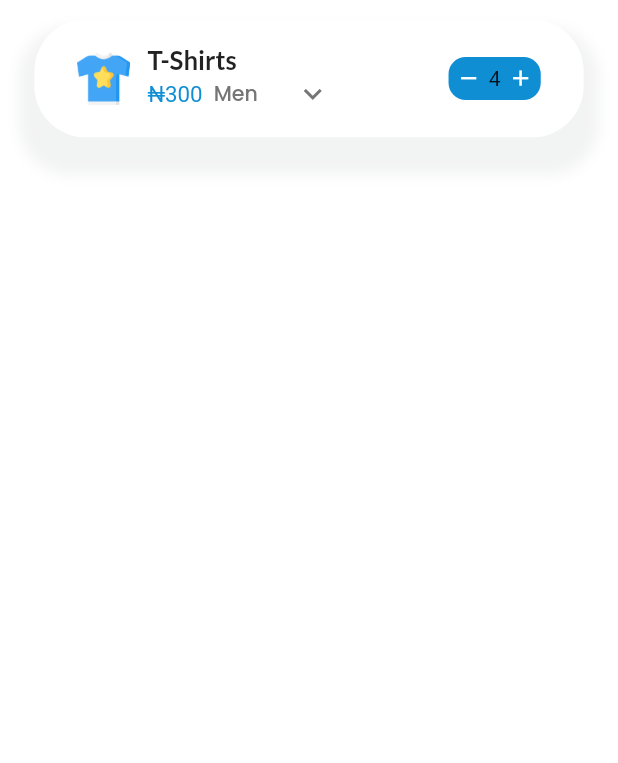
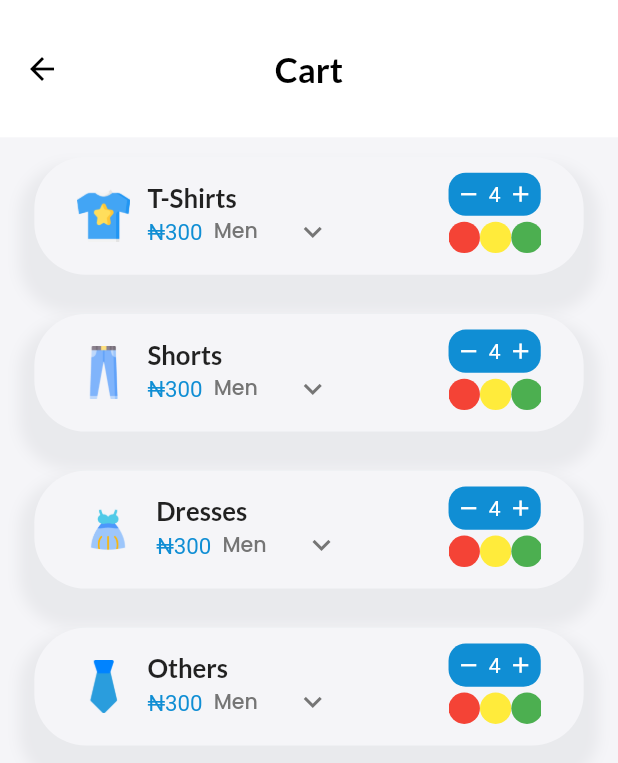
Before and after one commit to AchizuePriscilla/volt-laundry, a Flutter app: the CartView screen opened by its route, on a phone screen of 412 x 824 dp. Shown: the top 763 px of the screen. Run offline on Flutter 3.47's test engine with Material 2 defaults, Android fonts, the phone set to English and light mode, and no system bars; drawn by our look-alikes of flutter_slidable; our stand-ins replace country_code_picker, flutter_credit_card, flutter_screenutil, get_it, google_fonts, iconly and 1 more.

Commit message:
Feat: Cart Item Container refactor

```diff
--- a/lib/presentation/shared/cart_item_container.dart
+++ b/lib/presentation/shared/cart_item_container.dart
@@ -1,4 +1,5 @@
 import 'package:flutter/material.dart';
+import 'package:flutter_slidable/flutter_slidable.dart';
 import 'package:provider/provider.dart';
 import 'package:volt/presentation/shared/shared.dart';
 import 'package:volt/presentation/viewmodels/viewmodels.dart';
@@ -24,15 +25,13 @@ class _CartItemContainerState extends State<CartItemContainer> {
   Widget build(BuildContext context) {
     var laundryDetailsVM = context.read<LaundryVM>();
     return Container(
-      // height: 60.h,
-      // width: MediaQuery.of(context).size.width * .8,
       margin: EdgeInsets.symmetric(vertical: 10.h),
       constraints: BoxConstraints.tight(Size(
         MediaQuery.of(context).size.width * .8,
         60.h,
       )),
       decoration: BoxDecoration(
-          color: Theme.of(context).primaryColorLight,
+          color: const Color(0xffF5F5F8),
           borderRadius: BorderRadius.circular(30.w),
           boxShadow: [
             BoxShadow(
@@ -41,6 +40,19 @@ class _CartItemContainerState extends State<CartItemContainer> {
               blurRadius: 7,
               offset: const Offset(0, 15),
             )
+          ]),
+      child: Slidable(
+        endActionPane: ActionPane(
+            motion: const ScrollMotion(),
+            extentRatio: .3,
+            children: [
+              Container(
+                  height: 30.h,
+                  width: 30.h,
+                  decoration: const BoxDecoration(
+                      color: Colors.red, shape: BoxShape.circle),
+                  child: Icon(Icons.close,
+                      color: Theme.of(context).primaryColorLight, size: 20.h))
             ]),
         child: Container(
           padding: EdgeInsets.symmetric(horizontal: 25.w),
@@ -127,19 +139,56 @@ class _CartItemContainerState extends State<CartItemContainer> {
                             size: 15.w,
                             color: Theme.of(context).primaryColorLight,
                           ),
-                        const Text('4'),
+                          Text('4',
+                              style: TextStyle(
+                                color: Theme.of(context).primaryColorLight,
+                              )),
                           Icon(
                             Icons.add,
                             size: 15.w,
                             color: Theme.of(context).primaryColorLight,
                           ),
                         ]),
+                  ),
+                  SizedBox(
+                      height: 22.h,
+                      width: 47.h,
+                      // color: Colors.black,
+                      child: ListView(
+                        scrollDirection: Axis.horizontal,
+                        children: [
+                          Container(
+                            height: 21.h,
+                            width: 16.h,
+                            decoration: const BoxDecoration(
+                              shape: BoxShape.circle,
+                              color: Colors.red,
+                            ),
+                          ),
+                          Container(
+                            height: 21.h,
+                            width: 16.h,
+                            decoration: const BoxDecoration(
+                              shape: BoxShape.circle,
+                              color: Colors.yellow,
+                            ),
+                          ),
+                          Container(
+                            height: 21.h,
+                            width: 16.h,
+                            decoration: const BoxDecoration(
+                              shape: BoxShape.circle,
+                              color: Colors.green,
+                            ),
                           )
+                        ],
+                      ))
                 ],
               )
             ],
           ),
         ),
+      ),
     );
   }
 }
--- a/lib/presentation/views/cart_view.dart
+++ b/lib/presentation/views/cart_view.dart
@@ -12,13 +12,32 @@ class CartView extends StatefulWidget {
 class _CartViewState extends State<CartView> {
   @override
   Widget build(BuildContext context) {
-    return ResponsiveWidget(builder: (_, size) {
+    return ResponsiveWidget(
+        appBar: CustomAppBar(
+          text: 'Cart',
+        ),
+        builder: (_, size) {
           return Container(
-        margin: EdgeInsets.symmetric(horizontal: 20.w),
+            height: size.height,
+            width: size.width,
+            color: const Color(0xffF5F5F8),
+            padding: EdgeInsets.symmetric(horizontal: 20.w),
             child: ListView(
               children: [
                 CartItemContainer(
                   clothType: ClothType.tShirt,
+                  onTap: () {},
+                ),
+                CartItemContainer(
+                  clothType: ClothType.shorts,
+                  onTap: () {},
+                ),
+                CartItemContainer(
+                  clothType: ClothType.dresses,
+                  onTap: () {},
+                ),
+                CartItemContainer(
+                  clothType: ClothType.others,
                   onTap: () {},
                 ),
               ],
```
Lines whose indentation alone changed are shown as unchanged.
